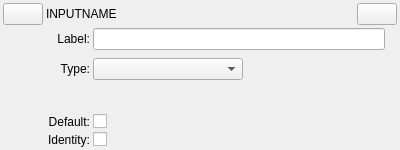
Old version of the form examples/Qt/ISFEditor/JSONGUI/JSONGUIInputBoolWidget.ui in the repository mrRay/VVISF-GL.
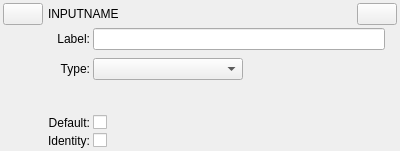
New version of the form.

What changed in the file:
```diff
--- a/examples/Qt/ISFEditor/JSONGUI/JSONGUIInputBoolWidget.ui
+++ b/examples/Qt/ISFEditor/JSONGUI/JSONGUIInputBoolWidget.ui
@@ -7,12 +7,18 @@
     <x>0</x>
     <y>0</y>
     <width>400</width>
-    <height>150</height>
+    <height>151</height>
    </rect>
   </property>
   <property name="windowTitle">
    <string>Form</string>
   </property>
+  <property name="autoFillBackground">
+   <bool>true</bool>
+  </property>
+  <property name="styleSheet">
+   <string notr="true"/>
+  </property>
   <layout class="QVBoxLayout" name="verticalLayout">
    <property name="spacing">
     <number>3</number>
@@ -31,29 +37,6 @@
    </property>
    <item>
     <layout class="QGridLayout" name="gridLayout">
-     <item row="0" column="0">
-      <widget class="QPushButton" name="pushButton">
-       <property name="sizePolicy">
-        <sizepolicy hsizetype="Fixed" vsizetype="Fixed">
-         <horstretch>0</horstretch>
-         <verstretch>0</verstretch>
-        </sizepolicy>
-       </property>
-       <property name="text">
-        <string/>
-       </property>
-      </widget>
-     </item>
-     <item row="0" column="1">
-      <widget class="QLabel" name="label">
-       <property name="text">
-        <string>INPUTNAME</string>
-       </property>
-       <property name="alignment">
-        <set>Qt::AlignLeading|Qt::AlignLeft|Qt::AlignVCenter</set>
-       </property>
-      </widget>
-     </item>
      <item row="0" column="2">
       <widget class="QPushButton" name="pushButton_2">
        <property name="sizePolicy">
@@ -67,6 +50,32 @@
        </property>
       </widget>
      </item>
+     <item row="0" column="0">
+      <widget class="QPushButton" name="pushButton">
+       <property name="sizePolicy">
+        <sizepolicy hsizetype="Fixed" vsizetype="Fixed">
+         <horstretch>0</horstretch>
+         <verstretch>0</verstretch>
+        </sizepolicy>
+       </property>
+       <property name="text">
+        <string/>
+       </property>
+      </widget>
+     </item>
+     <item row="0" column="1">
+      <widget class="QLineEdit" name="inputNameEdit">
+       <property name="autoFillBackground">
+        <bool>false</bool>
+       </property>
+       <property name="styleSheet">
+        <string notr="true">background: rgba(0,0,0,0); border-radius: 0px;</string>
+       </property>
+       <property name="text">
+        <string>INPUTNAME</string>
+       </property>
+      </widget>
+     </item>
     </layout>
    </item>
    <item>
```
Left out of the diff: 8 changed lines with no effect on the pictures.
